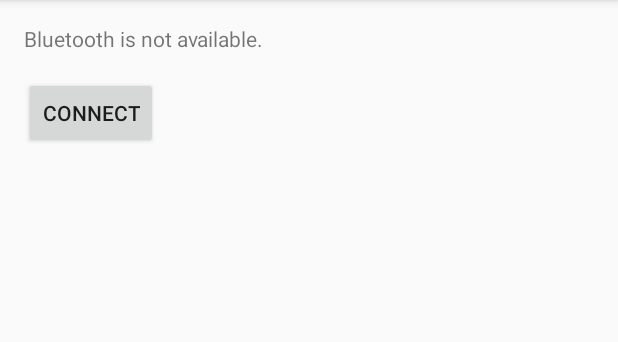
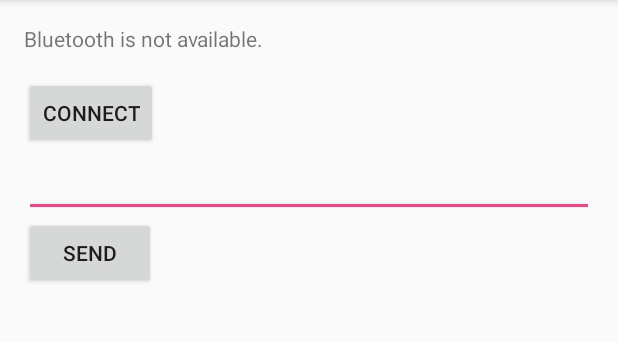
Before and after one commit to brunofalmeida/DrivingRobot-Android, an Android app: the screen it shows after launch (MainActivity), after a tap on "CONNECT", on a phone screen of 412 x 824 dp, the part 84-426 px from its top. Run offline under Robolectric (Android 15) with nearby library versions, the phone set to English and light mode, and no system bars.

Commit message:
Add text box to send custom messages

```diff
--- a/DrivingRobot/app/src/main/java/ca/brunoalmeida/drivingrobot/MainActivity.java
+++ b/DrivingRobot/app/src/main/java/ca/brunoalmeida/drivingrobot/MainActivity.java
@@ -16,6 +16,7 @@ import android.support.v4.content.ContextCompat;
 import android.support.v7.app.AppCompatActivity;
 import android.util.Log;
 import android.view.View;
+import android.widget.EditText;
 import android.widget.TextView;
 import android.widget.Toast;
 
@@ -42,6 +43,7 @@ public class MainActivity extends AppCompatActivity {
     private OutputStream bluetoothOutputStream = null;
 
     TextView mainText;
+    EditText message;
 
 
     /**
@@ -80,6 +82,8 @@ public class MainActivity extends AppCompatActivity {
 
         setContentView(R.layout.activity_main);
         mainText = (TextView) findViewById(R.id.main_text);
+        message = (EditText) findViewById(R.id.message);
+
         mainText.setText("DrivingRobot");
 
         registerBluetoothBroadcastReceiver();
@@ -299,4 +303,13 @@ public class MainActivity extends AppCompatActivity {
         }
     }
 
+    public void sendButtonTapped(View view) {
+        Log.v(TAG, "sendButtonTapped()");
+
+        if (message.getText().length() > 0) {
+            writeToBluetooth(message.getText().toString());
+            message.setText("");
+        }
+    }
+
 }
--- a/DrivingRobot/app/src/main/res/layout/activity_main.xml
+++ b/DrivingRobot/app/src/main/res/layout/activity_main.xml
@@ -6,6 +6,7 @@
     android:layout_height="match_parent"
     android:orientation="vertical"
     android:layout_marginStart="16dp"
+    android:layout_marginEnd="16dp"
     android:layout_marginTop="16dp"
     tools:context="ca.brunoalmeida.drivingrobot.MainActivity">
 
@@ -20,6 +21,17 @@
         android:layout_height="wrap_content"
         android:layout_marginTop="16dp"
         android:text="Connect"
-        android:onClick="connectButtonTapped"/>
+        android:onClick="connectButtonTapped" />
+
+    <EditText
+        android:id="@+id/message"
+        android:layout_width="match_parent"
+        android:layout_height="wrap_content" />
+
+    <Button
+        android:layout_width="wrap_content"
+        android:layout_height="wrap_content"
+        android:text="Send"
+        android:onClick="sendButtonTapped" />
 
 </LinearLayout>
```
